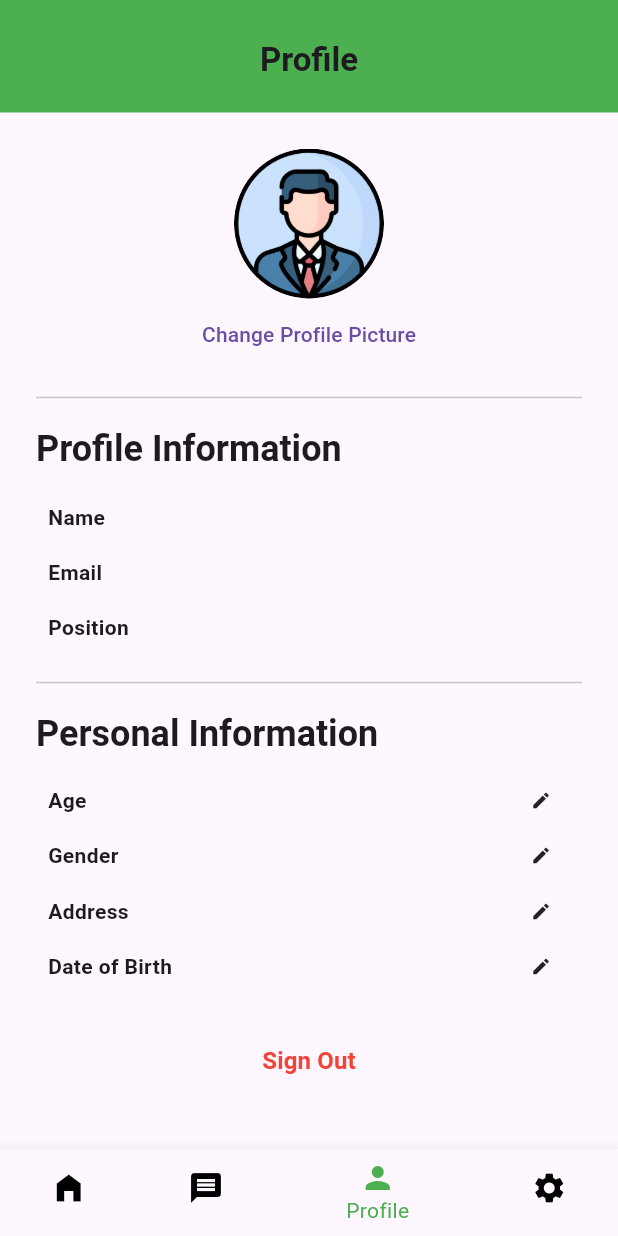
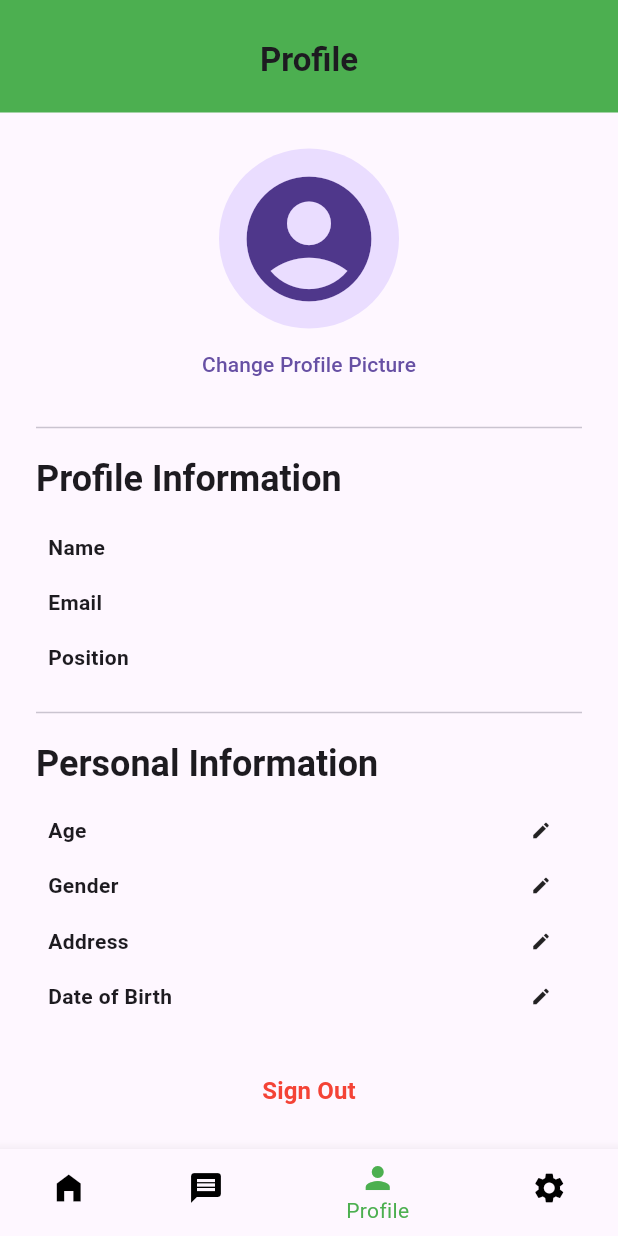
Before and after one commit to DadMalice/thesis_hospicemanagement, a Flutter app: the NavigationMenu screen opened directly with empty values, item 3 of the bottom bar chosen, after a tap on "Change Profile Picture", on a phone screen of 412 x 824 dp. Run offline on Flutter 3.47's test engine with Material 3 defaults, Android fonts, the phone set to English and light mode, and no system bars; our stand-ins replace cloud_firestore, firebase_auth, firebase_core, firebase_storage, image_picker; accounts and stored records are empty.

Commit message:
Profile Screen Finalized

```diff
--- a/lib/2. UserManagement/profile_avatar.dart
+++ /dev/null
@@ -1,27 +0,0 @@
-import 'package:flutter/material.dart';
-
-class ProfileAvatar extends StatelessWidget {
-  final String? imageUrl;
-  final double size;
-
-  const ProfileAvatar({this.imageUrl, this.size = 100.0});
-
-  @override
-  Widget build(BuildContext context) {
-    return Container(
-      width: size,
-      height: size,
-      decoration: BoxDecoration(
-        shape: BoxShape.circle,
-        image: DecorationImage(
-          fit: BoxFit.cover,
-          image: imageUrl != null
-              ? NetworkImage(
-                  imageUrl!) // If you want to load image from network
-              : const AssetImage('assets/images/default_avatar.png')
-                  as ImageProvider<Object>, // Cast to ImageProvider<Object>
-        ),
-      ),
-    );
-  }
-}
--- a/lib/2. UserManagement/profile_screen.dart
+++ b/lib/2. UserManagement/profile_screen.dart
@@ -1,10 +1,11 @@
 import 'package:flutter/material.dart';
 import 'package:firebase_auth/firebase_auth.dart';
+import 'dart:io';
+import 'package:firebase_storage/firebase_storage.dart';
 import 'package:cloud_firestore/cloud_firestore.dart';
-import 'package:flutter_datetime_picker_plus/flutter_datetime_picker_plus.dart' as DatePicker;
+import 'package:image_picker/image_picker.dart';
 import 'package:thesis_hospicesystem/1.%20MainComponents/login_screen.dart';
 import 'package:thesis_hospicesystem/1.%20MainComponents/section_heading.dart';
-import 'package:thesis_hospicesystem/2.%20UserManagement/profile_avatar.dart';
 import 'package:thesis_hospicesystem/2.%20UserManagement/profile_details.dart';
 
 class ProfileScreen extends StatefulWidget {
@@ -18,8 +19,6 @@ class ProfileScreen extends StatefulWidget {
 }
 
 class _ProfileScreenState extends State<ProfileScreen> {
-  static const String userImg = "/assets/images/defaultuserImg.jpg";
-
   late TextEditingController _nameController;
   late TextEditingController _emailController;
   late TextEditingController _roleController;
@@ -28,12 +27,18 @@ class _ProfileScreenState extends State<ProfileScreen> {
   late TextEditingController _addressController;
   late TextEditingController _birthDateController;
 
+  File? _image;
+  final picker = ImagePicker();
+  final FirebaseAuth _auth = FirebaseAuth.instance;
+  final FirebaseFirestore _firestore = FirebaseFirestore.instance;
+
   final TextEditingController editAge = TextEditingController();
   final TextEditingController editGender = TextEditingController();
   final TextEditingController editAddress = TextEditingController();
   final TextEditingController editDateOfBirth = TextEditingController();
 
   String? uid;
+  String? _profilePictureUrl;
 
   @override
   void initState() {
@@ -81,10 +86,19 @@ class _ProfileScreenState extends State<ProfileScreen> {
                           width: double.infinity,
                           child: Column(
                             children: [
-                              const ProfileAvatar(),
+                              // Display profile picture
+                              _profilePictureUrl != null
+                                  ? CircleAvatar(
+                                      radius: 60,
+                                      backgroundImage: NetworkImage(_profilePictureUrl!),
+                                    )
+                                  : const CircleAvatar(
+                                      radius: 60,
+                                      child: Icon(Icons.account_circle, size: 100),
+                                    ),
                               TextButton(
                                 onPressed: () {
-                                  // Changeing Profile Picture
+                                  _pickImage();
                                 },
                                 child: const Text('Change Profile Picture'),
                               )
@@ -189,12 +203,11 @@ class _ProfileScreenState extends State<ProfileScreen> {
     );
   }
 
-  void fetchUserProfile() {
+  void fetchUserProfile() async {
     final uid = widget.currentuid;
     if (uid != null) {
-      FirebaseFirestore.instance.collection('users').doc(uid).get().then((DocumentSnapshot documentSnapshot) {
-        if (documentSnapshot.exists) {
-          final userData = documentSnapshot.data() as Map<String, dynamic>;
+      try {
+        final userData = (await FirebaseFirestore.instance.collection('users').doc(uid).get()).data();
         if (userData != null) {
           setState(() {
             final firstName = userData['first name'] ?? '';
@@ -207,12 +220,67 @@ class _ProfileScreenState extends State<ProfileScreen> {
             _genderController.text = userData['gender'] ?? 'Undefined';
             _addressController.text = userData['address'] ?? 'Undefined';
             _birthDateController.text = userData['birthdate'] ?? 'Undefined';
+            final profilePictureFileName = '$firstName.jpg';
+            getProfilePictureUrl(uid, profilePictureFileName);
           });
         }
+      } catch (error) {
+        print('Error fetching user profile: $error');
       }
-      }).catchError((error) {
-        print('Error fetching user profile: $error');
+    }
+  }
+
+  void getProfilePictureUrl(String userId, String fileName) async {
+    try {
+      final Reference ref = FirebaseStorage.instance.ref().child('profile_pictures/$userId/$fileName');
+      final String downloadUrl = await ref.getDownloadURL();
+      setState(() {
+        _profilePictureUrl = downloadUrl;
+        print('Profile Picture URL loaded successfully');
       });
+    } catch (error) {
+      print('Error getting profile picture URL: $error');
+    }
+  }
+
+  Future<void> _pickImage() async {
+    final pickedFile = await picker.getImage(source: ImageSource.gallery);
+    setState(() {
+      if (pickedFile != null) {
+        _image = File(pickedFile.path);
+        _uploadProfilePicture();
+      } else {
+        print('No image selected.');
+      }
+    });
+  }
+
+  Future<void> _uploadProfilePicture() async {
+    try {
+      if (_image != null) {
+        final uid = widget.currentuid;
+        final firstName = _nameController.text.split(' ')[0]; // Get the first name
+        if (uid != null) {
+          // Upload image to Firebase Storage with the user's first name as the file name
+          final Reference ref = FirebaseStorage.instance.ref().child('profile_pictures/$uid/$firstName.jpg');
+          final UploadTask uploadTask = ref.putFile(_image!);
+
+          // Get download URL and update user profile
+          final TaskSnapshot taskSnapshot = await uploadTask;
+          final String downloadUrl = await taskSnapshot.ref.getDownloadURL();
+          // Update user profile with the new profile picture URL
+          await _firestore.collection('users').doc(uid).update({
+            'profile_picture': downloadUrl,
+          });
+          setState(() {
+            // Reload the app when the profile picture is uploaded
+            _profilePictureUrl = downloadUrl;
+          });
+          print('Profile picture loaded successfully.');
+        }
+      }
+    } catch (e) {
+      print('Error uploading profile picture: $e');
     }
   }
 
--- a/pubspec.yaml
+++ b/pubspec.yaml
@@ -40,6 +40,8 @@ dependencies:
   cloud_firestore: ^4.15.5
   popover: ^0.3.0
   flutter_datetime_picker_plus: ^2.1.0
+  image_picker: ^0.8.4+1
+  firebase_storage: 11.6.10
 
 dev_dependencies:
   flutter_test:
@@ -60,6 +62,7 @@ flutter:
   uses-material-design: true
   assets:
     - assets/images/
+    - assets/images/default_avatar.jpg
 
   # An image asset can refer to one or more resolution-specific "variants", see
   # https://flutter.dev/assets-and-images/#resolution-aware
```
Also changed, not shown: pubspec.lock, 5 other files. Lines whose indentation alone changed are shown as unchanged.
